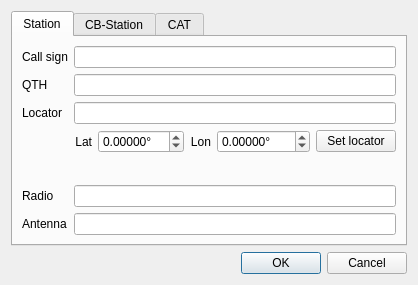
This is DragonLog_Settings.ui in gitandy/DragonLog as Qt 5 draws it before an edit. The edited form follows.
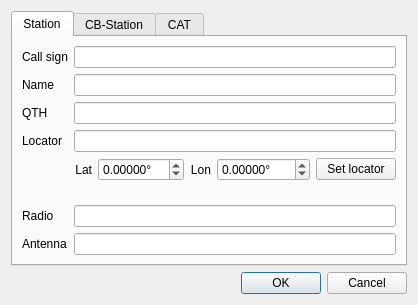
This is the edited form. The open tabs and pages were chosen to show the change.

The edit to the form file:
```diff
--- a/DragonLog_Settings.ui
+++ b/DragonLog_Settings.ui
@@ -7,7 +7,7 @@
     <x>0</x>
     <y>0</y>
     <width>414</width>
-    <height>285</height>
+    <height>305</height>
    </rect>
   </property>
   <property name="windowTitle">
@@ -34,31 +34,31 @@
        <item row="0" column="1">
         <widget class="QLineEdit" name="callsignLineEdit"/>
        </item>
-       <item row="1" column="0">
+       <item row="2" column="0">
         <widget class="QLabel" name="label_3">
          <property name="text">
           <string>QTH</string>
          </property>
         </widget>
        </item>
-       <item row="1" column="1">
+       <item row="2" column="1">
         <widget class="QLineEdit" name="QTHLineEdit"/>
        </item>
-       <item row="2" column="0">
+       <item row="3" column="0">
         <widget class="QLabel" name="label_4">
          <property name="text">
           <string>Locator</string>
          </property>
         </widget>
        </item>
-       <item row="2" column="1">
+       <item row="3" column="1">
         <widget class="QLineEdit" name="locatorLineEdit">
          <property name="inputMask">
           <string>AA99AA00</string>
          </property>
         </widget>
        </item>
-       <item row="3" column="1">
+       <item row="4" column="1">
         <layout class="QHBoxLayout" name="horizontalLayout">
          <property name="bottomMargin">
           <number>10</number>
@@ -143,27 +143,27 @@
          </item>
         </layout>
        </item>
-       <item row="5" column="0">
+       <item row="6" column="0">
         <widget class="QLabel" name="label_5">
          <property name="text">
           <string>Radio</string>
          </property>
         </widget>
        </item>
-       <item row="5" column="1">
+       <item row="6" column="1">
         <widget class="QLineEdit" name="radioLineEdit"/>
        </item>
-       <item row="6" column="0">
+       <item row="7" column="0">
         <widget class="QLabel" name="label_6">
          <property name="text">
           <string>Antenna</string>
          </property>
         </widget>
        </item>
-       <item row="6" column="1">
+       <item row="7" column="1">
         <widget class="QLineEdit" name="antennaLineEdit"/>
        </item>
-       <item row="4" column="1">
+       <item row="5" column="1">
         <spacer name="verticalSpacer">
          <property name="orientation">
           <enum>Qt::Vertical</enum>
@@ -176,6 +176,16 @@
          </property>
         </spacer>
        </item>
+       <item row="1" column="0">
+        <widget class="QLabel" name="label_2">
+         <property name="text">
+          <string>Name</string>
+         </property>
+        </widget>
+       </item>
+       <item row="1" column="1">
+        <widget class="QLineEdit" name="nameLineEdit"/>
+       </item>
       </layout>
      </widget>
      <widget class="QWidget" name="cb_station">
```
Left out of the diff: 2 changed lines with no effect on the pictures.
